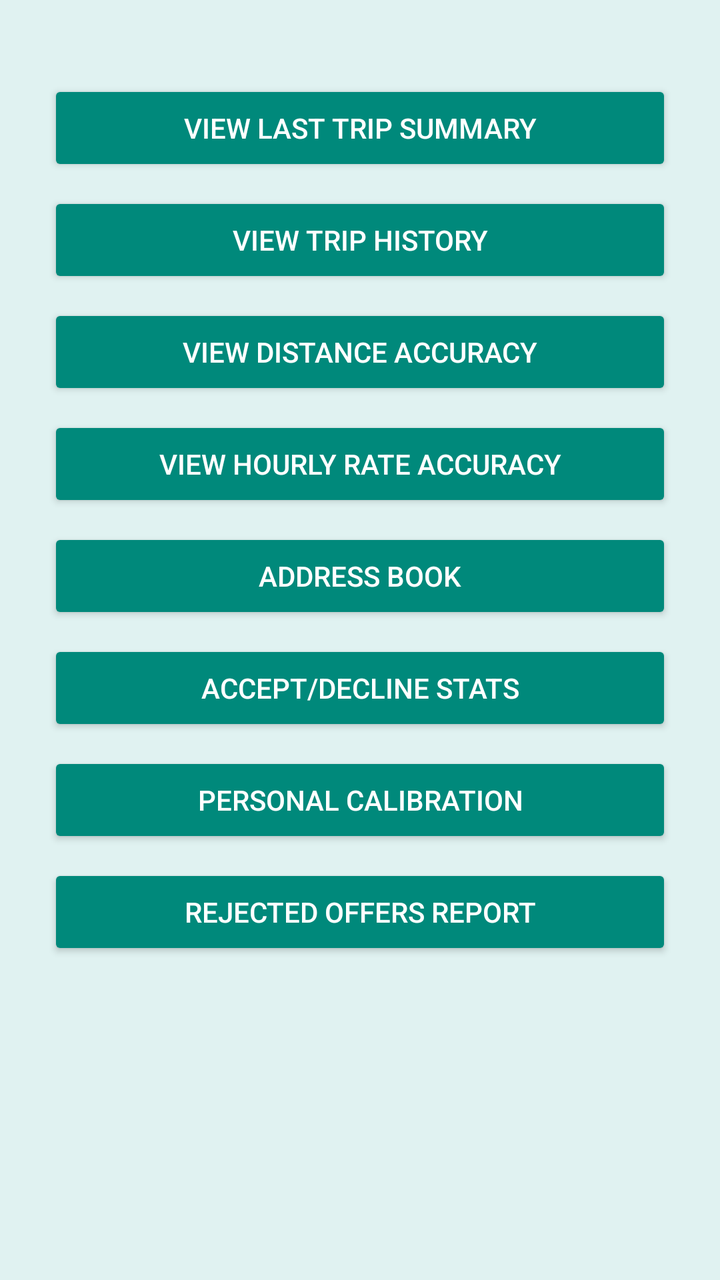
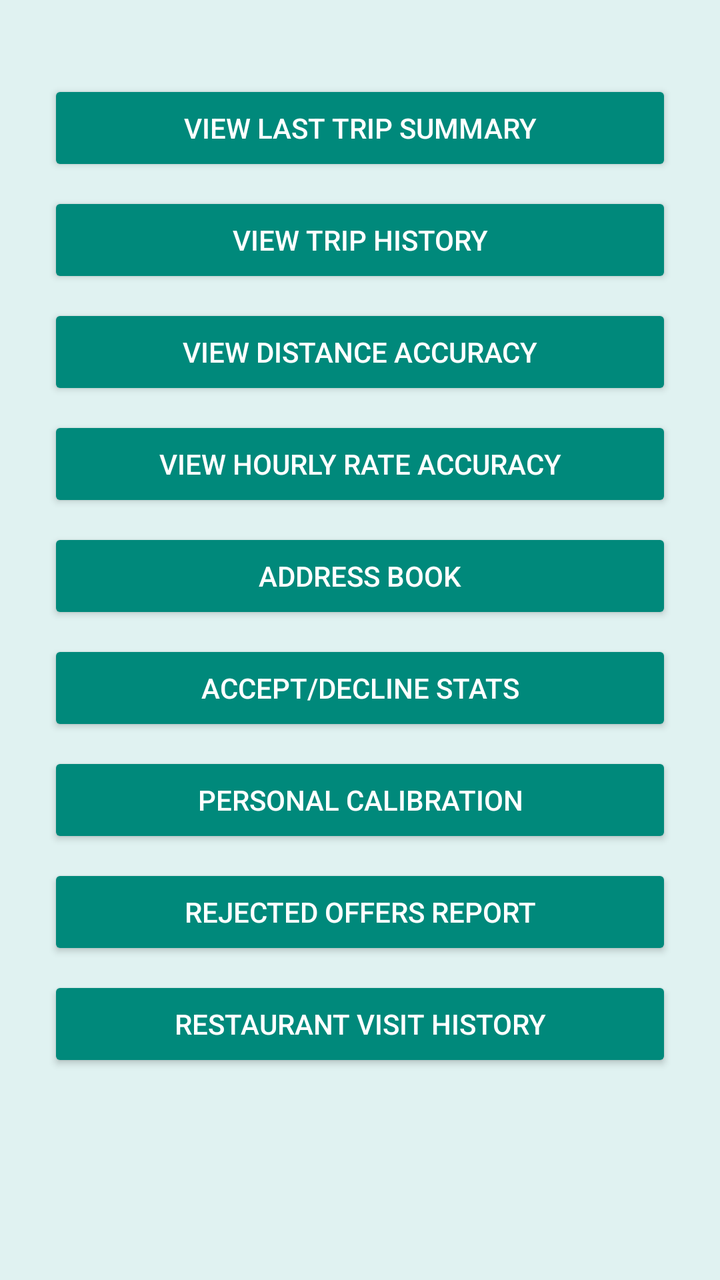

An Android layout rendered at two revisions. The XML below is the earlier revision; the diff shows what the commit changed to produce the second picture.
<!-- AndroidManifest.xml: activity theme Theme.DasherMonitor.TripHistory -->
<!-- res/layout/activity_trip_history.xml -->
<?xml version="1.0" encoding="utf-8"?>
<ScrollView xmlns:android="http://schemas.android.com/apk/res/android"
    android:layout_width="match_parent"
    android:layout_height="match_parent"
    android:background="@color/trip_history_teal_light">

<LinearLayout
    android:layout_width="match_parent"
    android:layout_height="wrap_content"
    android:orientation="vertical"
    android:gravity="center_horizontal"
    android:padding="24dp">

    <Button
        android:id="@+id/viewSummaryButton"
        android:backgroundTint="?attr/colorPrimary"
        android:textColor="#FFFFFF"
        android:layout_width="match_parent"
        android:layout_height="wrap_content"
        android:layout_marginTop="16dp"
        android:text="@string/view_last_trip_summary" />

    <Button
        android:id="@+id/viewTripHistoryButton"
        android:backgroundTint="?attr/colorPrimary"
        android:textColor="#FFFFFF"
        android:layout_width="match_parent"
        android:layout_height="wrap_content"
        android:layout_marginTop="8dp"
        android:text="@string/view_trip_history" />

    <Button
        android:id="@+id/viewDistanceAccuracyButton"
        android:backgroundTint="?attr/colorPrimary"
        android:textColor="#FFFFFF"
        android:layout_width="match_parent"
        android:layout_height="wrap_content"
        android:layout_marginTop="8dp"
        android:text="@string/view_distance_accuracy" />

    <Button
        android:id="@+id/viewHourlyRateAccuracyButton"
        android:backgroundTint="?attr/colorPrimary"
        android:textColor="#FFFFFF"
        android:layout_width="match_parent"
        android:layout_height="wrap_content"
        android:layout_marginTop="8dp"
        android:text="@string/view_hourly_rate_accuracy" />

    <Button
        android:id="@+id/addressBookButton"
        android:backgroundTint="?attr/colorPrimary"
        android:textColor="#FFFFFF"
        android:layout_width="match_parent"
        android:layout_height="wrap_content"
        android:layout_marginTop="8dp"
        android:text="@string/address_book" />

    <Button
        android:id="@+id/acceptanceStatsButton"
        android:backgroundTint="?attr/colorPrimary"
        android:textColor="#FFFFFF"
        android:layout_width="match_parent"
        android:layout_height="wrap_content"
        android:layout_marginTop="8dp"
        android:text="@string/acceptance_stats" />

    <Button
        android:id="@+id/personalCalibrationButton"
        android:backgroundTint="?attr/colorPrimary"
        android:textColor="#FFFFFF"
        android:layout_width="match_parent"
        android:layout_height="wrap_content"
        android:layout_marginTop="8dp"
        android:text="@string/personal_calibration" />

    <Button
        android:id="@+id/rejectedOffersReportButton"
        android:backgroundTint="?attr/colorPrimary"
        android:textColor="#FFFFFF"
        android:layout_width="match_parent"
        android:layout_height="wrap_content"
        android:layout_marginTop="8dp"
        android:text="@string/rejected_offers_report" />

</LinearLayout>
</ScrollView>
<!-- resources referenced by this layout -->
<resources>
  <color name="trip_history_teal_light">#E0F2F1</color>
  <string name="acceptance_stats">Accept/Decline Stats</string>
  <string name="address_book">Address Book</string>
  <string name="personal_calibration">Personal Calibration</string>
  <string name="rejected_offers_report">Rejected Offers Report</string>
  <string name="view_distance_accuracy">View Distance Accuracy</string>
  <string name="view_hourly_rate_accuracy">View Hourly Rate Accuracy</string>
  <string name="view_last_trip_summary">View Last Trip Summary</string>
  <string name="view_trip_history">View Trip History</string>
  <style name="Theme.DasherMonitor.TripHistory">
          <item name="colorPrimary">@color/trip_history_teal</item>
          <item name="colorPrimaryDark">@color/trip_history_teal_dark</item>
          <item name="colorAccent">@color/trip_history_teal</item>
      </style>
  <color name="trip_history_teal">#00897B</color>
  <color name="trip_history_teal_dark">#00695C</color>
</resources>

<!-- the commit's change to res/layout/activity_trip_history.xml (unified diff, before → after) -->
@@ -83,5 +83,14 @@
         android:layout_marginTop="8dp"
         android:text="@string/rejected_offers_report" />
 
+    <Button
+        android:id="@+id/restaurantVisitHistoryButton"
+        android:backgroundTint="?attr/colorPrimary"
+        android:textColor="#FFFFFF"
+        android:layout_width="match_parent"
+        android:layout_height="wrap_content"
+        android:layout_marginTop="8dp"
+        android:text="@string/restaurant_visit_history" />
+
 </LinearLayout>
 </ScrollView>
<!-- resource entries referenced after the edit -->
@@ -5,6 +5,7 @@
   <string name="address_book">Address Book</string>
   <string name="personal_calibration">Personal Calibration</string>
   <string name="rejected_offers_report">Rejected Offers Report</string>
+  <string name="restaurant_visit_history">Restaurant Visit History</string>
   <string name="view_distance_accuracy">View Distance Accuracy</string>
   <string name="view_hourly_rate_accuracy">View Hourly Rate Accuracy</string>
   <string name="view_last_trip_summary">View Last Trip Summary</string>
